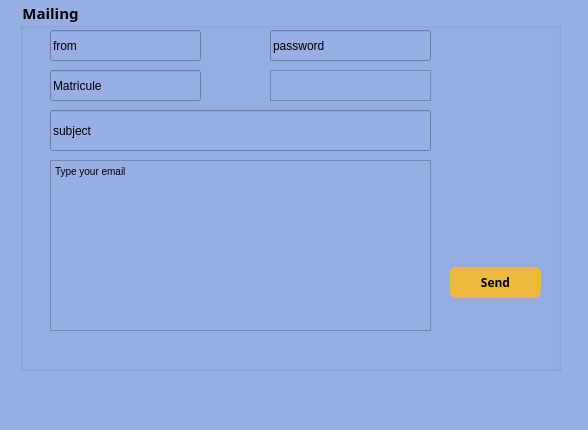
Before: the Qt Designer form dialog.ui in ajroudamira/Smart-radio-2A21, drawn with Qt 5.
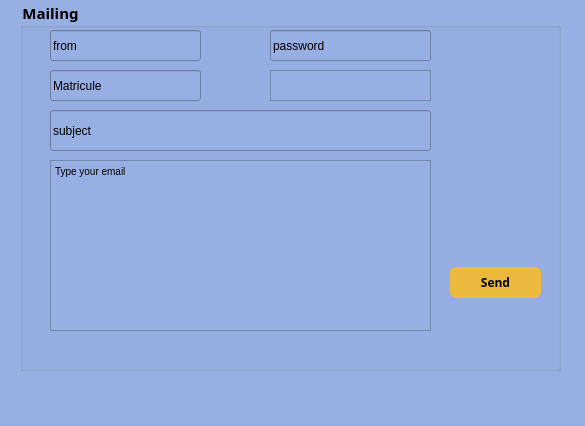
After: the same form once the commit is applied.

The edit to the form file:
```diff
--- a/dialog.ui
+++ b/dialog.ui
@@ -6,8 +6,8 @@
    <rect>
     <x>0</x>
     <y>0</y>
-    <width>588</width>
-    <height>430</height>
+    <width>585</width>
+    <height>426</height>
    </rect>
   </property>
   <property name="windowTitle">
```
Left out of the diff: 2 changed lines with no effect on the pictures.
